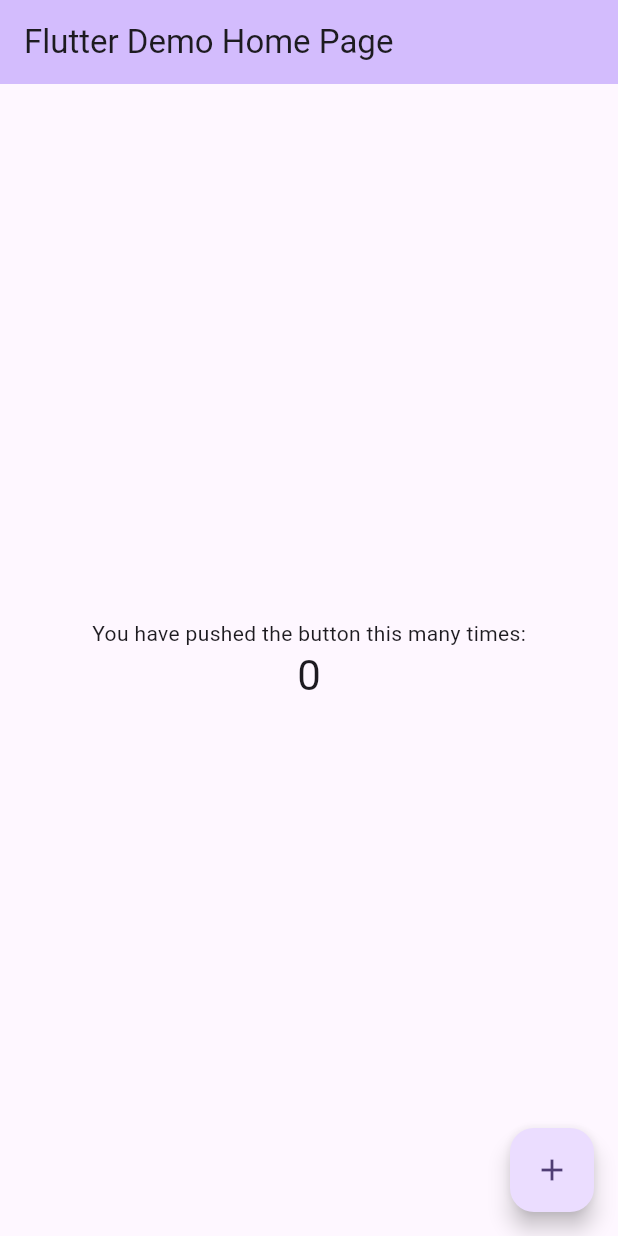
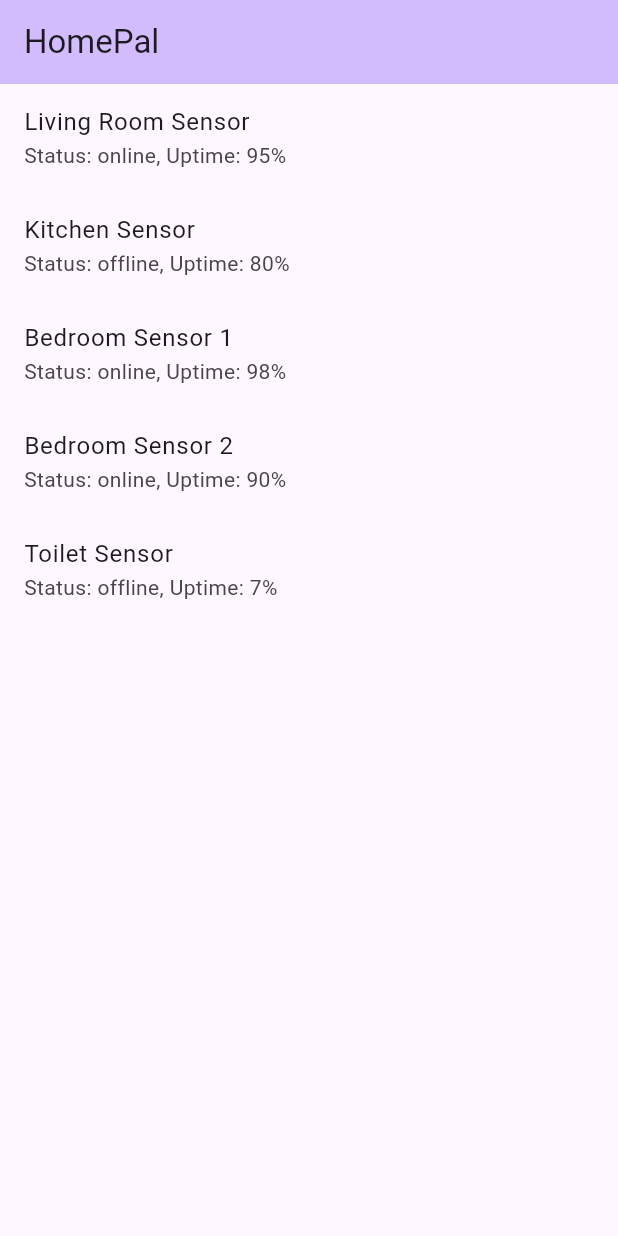
Before and after one commit to Madeee1/Simple-Flutter-Dashboard, a Flutter app: the screen it shows after launch, on a phone screen of 412 x 824 dp. Run offline on Flutter 3.47's test engine with Material 3 defaults, Android fonts, the phone set to English and light mode, and no system bars.

Commit message:
feat: Data Loading

```diff
--- /dev/null
+++ b/assets/mock_data.json
@@ -0,0 +1,9 @@
+{
+    "sensors": [
+        {"id":"sensor_1","name":"Living Room Sensor","status":"online","uptime": 95},
+        {"id":"sensor_2","name":"Kitchen Sensor","status":"offline","uptime": 80},
+        {"id":"sensor_3","name":"Bedroom Sensor 1","status":"online","uptime": 98},
+        {"id":"sensor_4","name":"Bedroom Sensor 2","status":"online","uptime": 90},
+        {"id":"sensor_5","name":"Toilet Sensor","status":"offline","uptime": 7}
+    ]
+}
--- a/lib/main.dart
+++ b/lib/main.dart
@@ -1,4 +1,6 @@
 import 'package:flutter/material.dart';
+import 'dart:convert';
+import 'package:flutter/services.dart' show rootBundle;
 
 void main() {
   runApp(const MyApp());
@@ -31,7 +33,7 @@
         colorScheme: ColorScheme.fromSeed(seedColor: Colors.deepPurple),
         useMaterial3: true,
       ),
-      home: const MyHomePage(title: 'Flutter Demo Home Page'),
+      home: const MyHomePage(title: 'HomePal'),
     );
   }
 }
@@ -56,70 +58,44 @@
 
 class _MyHomePageState extends State<MyHomePage> {
   int _counter = 0;
+  List<dynamic> _data = [];
 
-  void _incrementCounter() {
+  @override
+  void initState() {
+    super.initState();
+    _loadData();
+  }
+
+  Future<void> _loadData() async {
+    final String response =
+        await rootBundle.loadString('assets/mock_data.json');
+    final data = await json.decode(response);
     setState(() {
-      // This call to setState tells the Flutter framework that something has
-      // changed in this State, which causes it to rerun the build method below
-      // so that the display can reflect the updated values. If we changed
-      // _counter without calling setState(), then the build method would not be
-      // called again, and so nothing would appear to happen.
-      _counter++;
+      _data = data['sensors']; // Access the "sensors" list
     });
   }
 
   @override
   Widget build(BuildContext context) {
-    // This method is rerun every time setState is called, for instance as done
-    // by the _incrementCounter method above.
-    //
-    // The Flutter framework has been optimized to make rerunning build methods
-    // fast, so that you can just rebuild anything that needs updating rather
-    // than having to individually change instances of widgets.
     return Scaffold(
       appBar: AppBar(
-        // TRY THIS: Try changing the color here to a specific color (to
-        // Colors.amber, perhaps?) and trigger a hot reload to see the AppBar
-        // change color while the other colors stay the same.
         backgroundColor: Theme.of(context).colorScheme.inversePrimary,
-        // Here we take the value from the MyHomePage object that was created by
-        // the App.build method, and use it to set our appbar title.
         title: Text(widget.title),
       ),
       body: Center(
-        // Center is a layout widget. It takes a single child and positions it
-        // in the middle of the parent.
-        child: Column(
-          // Column is also a layout widget. It takes a list of children and
-          // arranges them vertically. By default, it sizes itself to fit its
-          // children horizontally, and tries to be as tall as its parent.
-          //
-          // Column has various properties to control how it sizes itself and
-          // how it positions its children. Here we use mainAxisAlignment to
-          // center the children vertically; the main axis here is the vertical
-          // axis because Columns are vertical (the cross axis would be
-          // horizontal).
-          //
-          // TRY THIS: Invoke "debug painting" (choose the "Toggle Debug Paint"
-          // action in the IDE, or press "p" in the console), to see the
-          // wireframe for each widget.
-          mainAxisAlignment: MainAxisAlignment.center,
-          children: <Widget>[
-            const Text(
-              'You have pushed the button this many times:',
-            ),
-            Text(
-              '$_counter',
-              style: Theme.of(context).textTheme.headlineMedium,
-            ),
-          ],
-        ),
+        child: _data.isEmpty
+            ? const CircularProgressIndicator()
+            : ListView.builder(
+                itemCount: _data.length,
+                itemBuilder: (context, index) {
+                  return ListTile(
+                    title: Text(_data[index]['name']),
+                    subtitle: Text(
+                        'Status: ${_data[index]['status']}, Uptime: ${_data[index]['uptime']}%'),
+                  );
+                },
+              ),
       ),
-      floatingActionButton: FloatingActionButton(
-        onPressed: _incrementCounter,
-        tooltip: 'Increment',
-        child: const Icon(Icons.add),
-      ), // This trailing comma makes auto-formatting nicer for build methods.
     );
   }
 }
--- a/pubspec.yaml
+++ b/pubspec.yaml
@@ -56,6 +56,9 @@ flutter:
   # the material Icons class.
   uses-material-design: true
 
+  assets:
+    - assets/mock_data.json
+
   # To add assets to your application, add an assets section, like this:
   # assets:
   #   - images/a_dot_burr.jpeg
```
